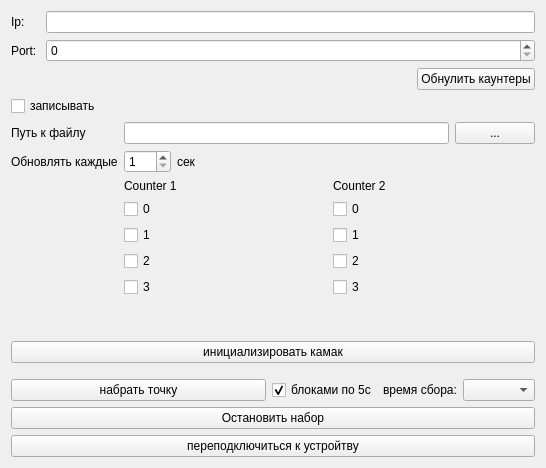
First picture: the form in CamacClient/ccpc7handlerform.ui, repository kapot65/online, before the edit.
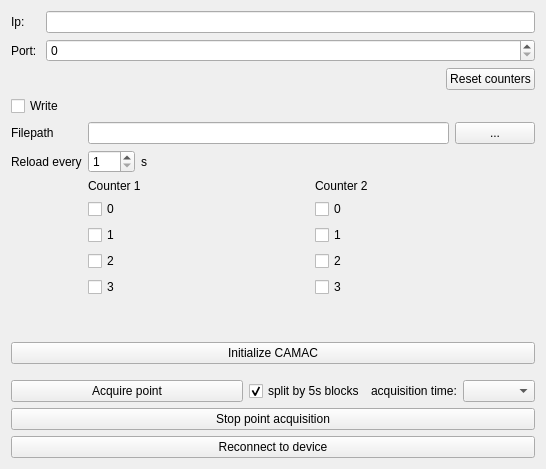
Second picture: the form after the edit.

Commit message: Translate ui to English.

Patch:
```diff
--- a/CamacClient/ccpc7handlerform.ui
+++ b/CamacClient/ccpc7handlerform.ui
@@ -7,7 +7,7 @@
     <x>0</x>
     <y>0</y>
     <width>546</width>
-    <height>468</height>
+    <height>469</height>
    </rect>
   </property>
   <property name="windowTitle">
@@ -62,7 +62,7 @@
        <item>
         <widget class="QPushButton" name="resetCountersButton">
          <property name="text">
-          <string>Обнулить каунтеры</string>
+          <string>Reset counters</string>
          </property>
         </widget>
        </item>
@@ -76,21 +76,21 @@
        <item row="0" column="0">
         <widget class="QCheckBox" name="writeCountersButton">
          <property name="text">
-          <string>записывать</string>
+          <string>Write</string>
          </property>
         </widget>
        </item>
        <item row="1" column="0">
         <widget class="QLabel" name="label_2">
          <property name="text">
-          <string>Путь к файлу</string>
+          <string>&lt;html&gt;&lt;head/&gt;&lt;body&gt;&lt;p&gt;Filepath&lt;/p&gt;&lt;/body&gt;&lt;/html&gt;</string>
          </property>
         </widget>
        </item>
        <item row="3" column="0">
         <widget class="QLabel" name="label_5">
          <property name="text">
-          <string>Обновлять каждые</string>
+          <string>Reload every</string>
          </property>
         </widget>
        </item>
@@ -109,7 +109,7 @@
          <item>
           <widget class="QLabel" name="label_6">
            <property name="text">
-            <string>сек</string>
+            <string>s</string>
            </property>
           </widget>
          </item>
@@ -236,7 +236,7 @@
    <item>
     <widget class="QPushButton" name="initButton">
      <property name="text">
-      <string>инициализировать камак</string>
+      <string>Initialize CAMAC</string>
      </property>
     </widget>
    </item>
@@ -256,14 +256,14 @@
           </sizepolicy>
          </property>
          <property name="text">
-          <string>набрать точку</string>
+          <string>Acquire point</string>
          </property>
         </widget>
        </item>
        <item>
         <widget class="QCheckBox" name="splitPointBox">
          <property name="text">
-          <string>блоками по 5с</string>
+          <string>split by 5s blocks</string>
          </property>
          <property name="checked">
           <bool>true</bool>
@@ -273,7 +273,7 @@
        <item>
         <widget class="QLabel" name="label">
          <property name="text">
-          <string>время сбора:</string>
+          <string>acquisition time:</string>
          </property>
         </widget>
        </item>
@@ -297,14 +297,14 @@
    <item>
     <widget class="QPushButton" name="breakAcquisitionButton">
      <property name="text">
-      <string>Остановить набор</string>
+      <string>Stop point acquisition</string>
      </property>
     </widget>
    </item>
    <item>
     <widget class="QPushButton" name="reconnectButton">
      <property name="text">
-      <string>переподключиться к устройтву</string>
+      <string>Reconnect to device</string>
      </property>
     </widget>
    </item>
```
The commit also changes 5 other files.
